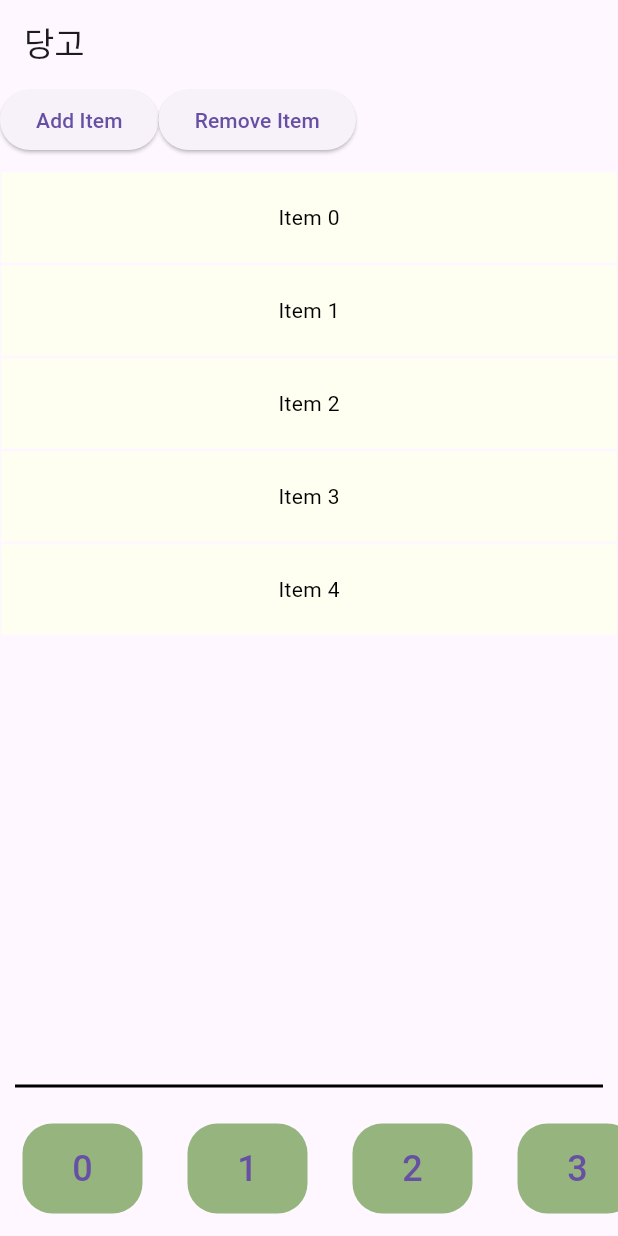
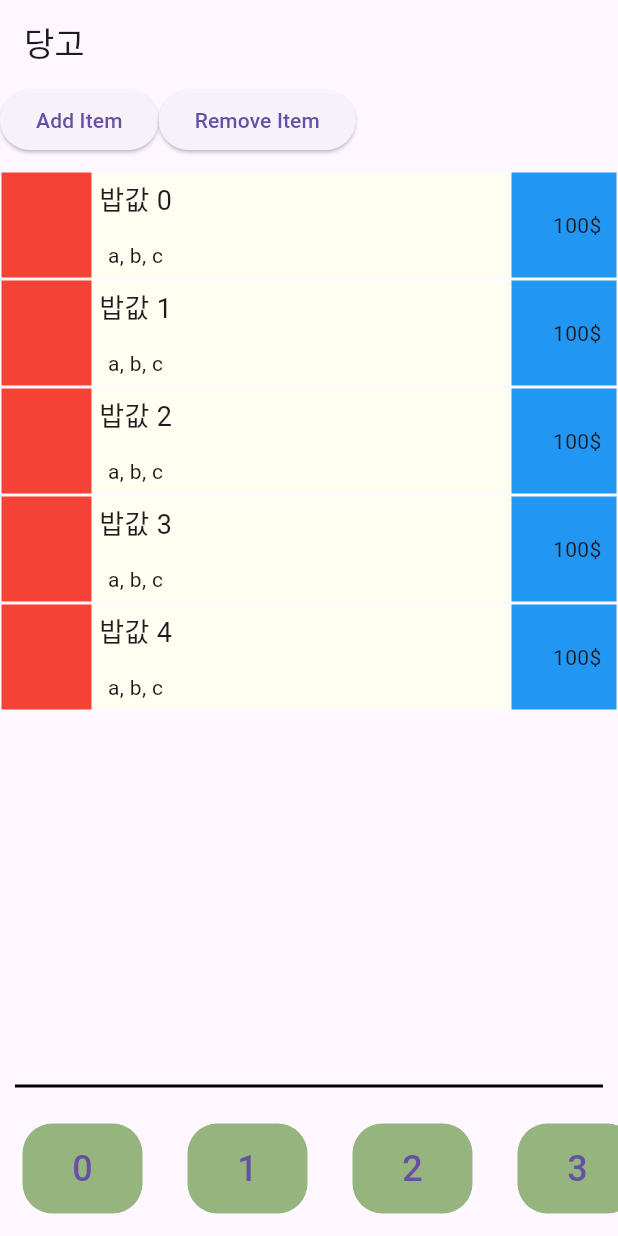
Before and after one commit to TEAM-LEG3ND/dango, a Flutter app: the screen it shows after launch, on a phone screen of 412 x 824 dp. Run offline on Flutter 3.47's test engine with Material 3 defaults, Android fonts, the phone set to English and light mode, and no system bars; our stand-ins replace realm; generated files the repository leaves out were written again.

Commit message:
feat: 비용 위젯 더미 작업

```diff
--- a/lib/views/widgets/expense_item.dart
+++ b/lib/views/widgets/expense_item.dart
@@ -12,13 +12,65 @@ class ExpenseItem extends StatelessWidget {
   Widget build(BuildContext context) {
     return Padding(
       padding: const EdgeInsets.all(1.0),
-      child: Container(
-        color: const Color(0xffFFFFF1),
-        height: 60,
-        child: Center(
-          child: Text(
-            'Item $description',
-            style: const TextStyle(color: Colors.black),
+      child: InkWell(
+        // todo 비용 아이템 토글
+        onTap: () => {debugPrint('Expense item tapped')},
+        child: Container(
+          color: const Color(0xffFFFFF1),
+          height: 70,
+          child: Row(
+            children: [
+              // 금액을 낸 멤버 영역
+              SizedBox(
+                width: 60,
+                // todo 멤버 위젯 넣기
+                child: Container(
+                  color: Colors.red,
+                ),
+              ),
+              // 금액 설명 부분
+              Expanded(
+                child: Container(
+                  padding: const EdgeInsets.all(5.0),
+                  alignment: Alignment.centerLeft,
+                  child: Column(
+                    children: [
+                      // 설명
+                      Text(
+                        '밥값 $description',
+                        style: const TextStyle(
+                          fontSize: 18,
+                        ),
+                      ),
+                      const Spacer(),
+                      // todo 공유 멤버 리스트
+                      const SizedBox(
+                        height: 20,
+                        child: Text(
+                          'a, b, c',
+                          style: TextStyle(
+                            fontSize: 14,
+                          ),
+                        ),
+                      )
+                    ],
+                  ),
+                ),
+              ),
+              // 비용 액수
+              SizedBox(
+                width: 70,
+                child: Container(
+                  alignment: Alignment.centerRight,
+                  padding: const EdgeInsets.symmetric(horizontal: 10.0),
+                  color: Colors.blue,
+                  // todo 비용
+                  child: const Text(
+                    '100\$'
+                  ),
+                ),
+              )
+            ],
           ),
         ),
       ),
```
